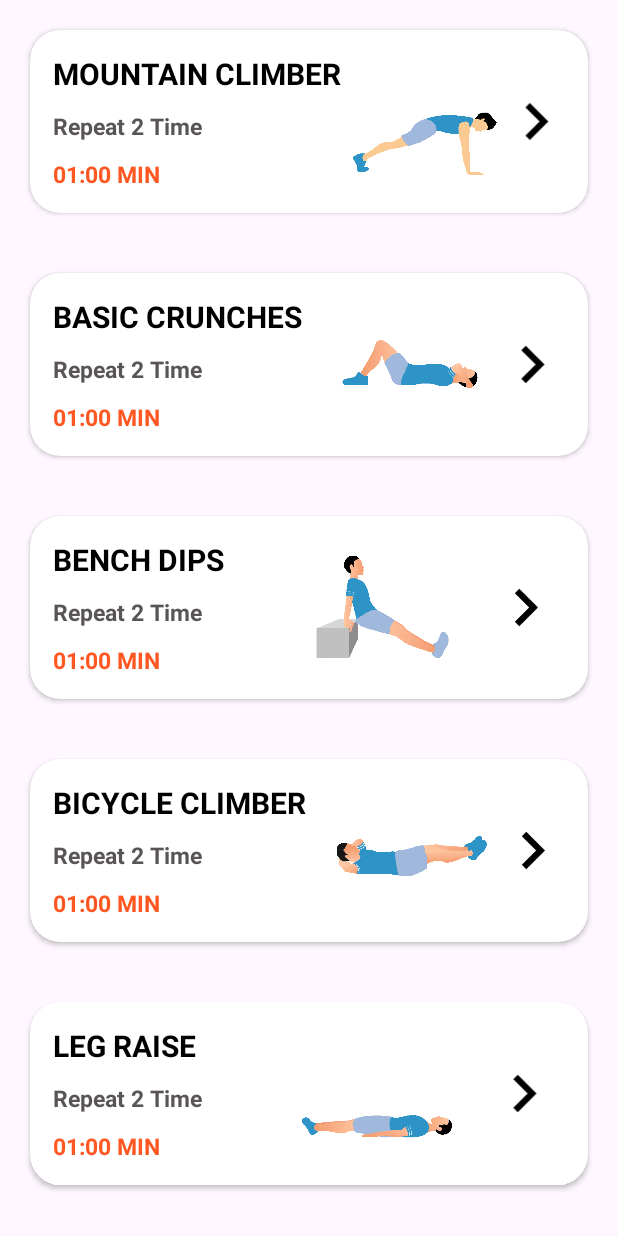
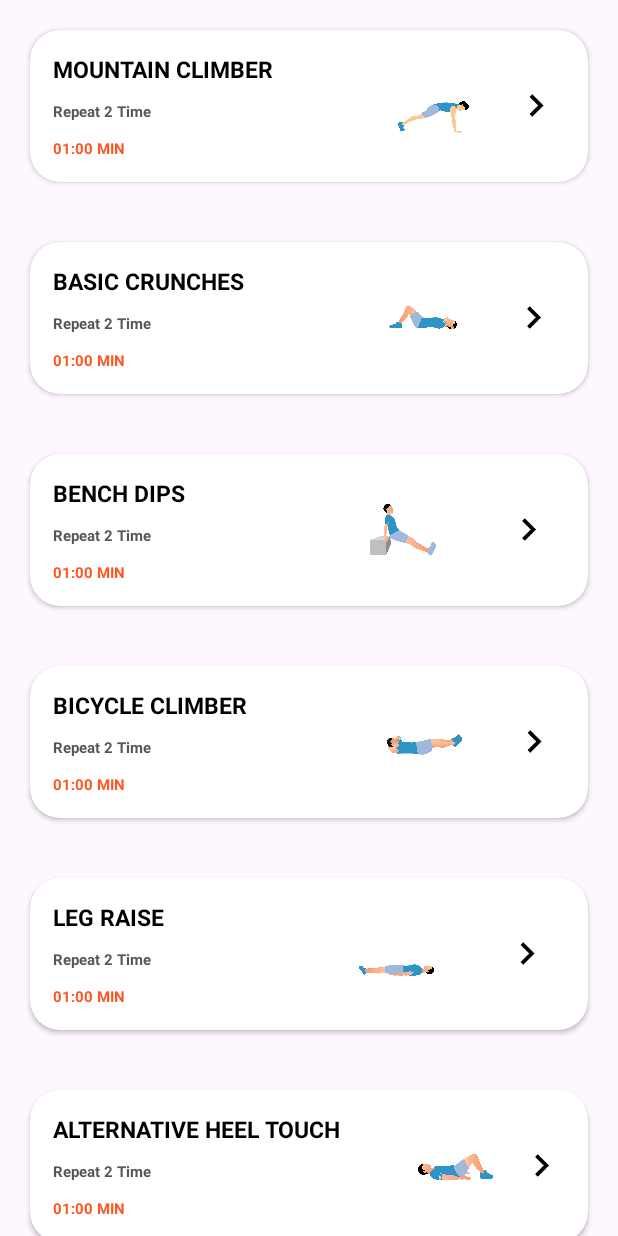
Before and after one commit to PrabhakarYdv/Fitness-App, an Android app: the BeforeAgeActivity screen opened directly, with no data from a screen before it, on a phone screen of 412 x 824 dp. Run offline under Robolectric (Android 15) with nearby library versions, the phone set to English and light mode, and no system bars; Roboto replaces fonts that are not available here.

Commit message:
Exercise Layout UI Update

```diff
--- a/app/src/main/res/layout/exercise_layout.xml
+++ b/app/src/main/res/layout/exercise_layout.xml
@@ -39,7 +39,7 @@
                         android:padding="5dp"
                         android:text="Exercise Name"
                         android:textColor="#000000"
-                        android:textSize="20dp"
+                        android:textSize="15dp"
                         android:textStyle="bold" />
 
                     <TextView
@@ -50,7 +50,7 @@
                         android:padding="5dp"
                         android:text="Repeat 2 Time"
                         android:textColor="#595555"
-                        android:textSize="15dp"
+                        android:textSize="10dp"
                         android:textStyle="bold" />
 
                     <TextView
@@ -61,22 +61,22 @@
                         android:padding="5dp"
                         android:text="01:00 MIN"
                         android:textColor="#FF5722"
-                        android:textSize="15dp"
+                        android:textSize="10dp"
                         android:textStyle="bold" />
 
                 </LinearLayout>
 
                 <pl.droidsonroids.gif.GifImageView
                     android:id="@+id/exercise_image"
-                    android:layout_width="100dp"
-                    android:layout_height="100dp"
+                    android:layout_width="50dp"
+                    android:layout_height="50dp"
                     android:layout_gravity="center"
                     android:layout_weight="1"
                     android:src="@drawable/exersice_1" />
 
                 <ImageView
-                    android:layout_width="50dp"
-                    android:layout_height="50dp"
+                    android:layout_width="30dp"
+                    android:layout_height="30dp"
                     android:layout_gravity="center_vertical|end"
                     android:layout_weight="0.5"
                     android:src="@drawable/right_arrow" />
```
